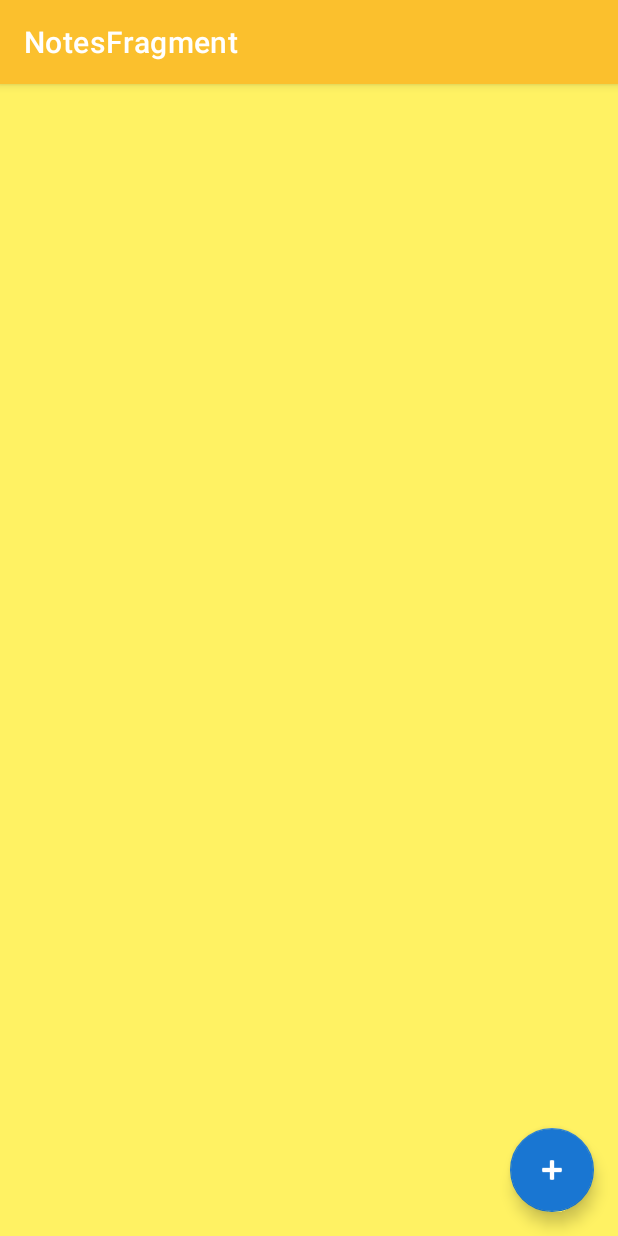
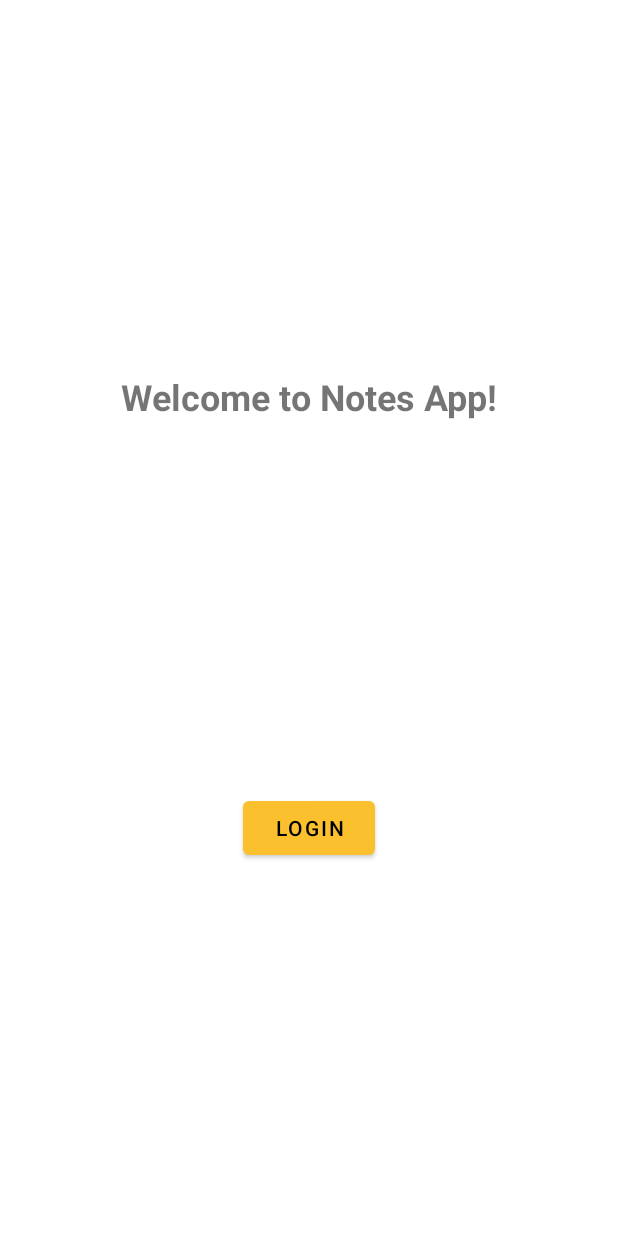
Before and after one commit to saurabh-somani/NotesApp, an Android app: the screen it shows after launch (MainActivity before the commit, FirebaseSignInActivity after it), on a phone screen of 412 x 824 dp. Run offline under Robolectric (Android 15) with nearby library versions, the phone set to English and light mode, and no system bars; our stand-ins replace Dagger/Hilt's generated code, Firebase (no records; nobody signed in at launch, a user with empty details on screens opened directly), data binding; libraries missing offline, so code that uses them is left out: com.firebase.ui.

Commit message:
Added Firebase authentication and crashlytics. Added signing configs for debug and release builds.

```diff
--- /dev/null
+++ b/app/src/main/java/com/saurabhsomani/notesapp/ui/FirebaseSignInActivity.kt
@@ -0,0 +1,195 @@
+package com.saurabhsomani.notesapp.ui
+
+import android.content.Intent
+import android.os.Bundle
+import android.util.Log
+import androidx.appcompat.app.AppCompatActivity
+import androidx.databinding.DataBindingUtil
+import com.firebase.ui.auth.AuthUI
+import com.firebase.ui.auth.ErrorCodes
+import com.firebase.ui.auth.FirebaseAuthUIActivityResultContract
+import com.firebase.ui.auth.data.model.FirebaseAuthUIAuthenticationResult
+import com.google.android.material.snackbar.Snackbar
+import com.google.firebase.auth.FirebaseAuth
+import com.google.firebase.auth.FirebaseUser
+import com.saurabhsomani.notesapp.R
+import com.saurabhsomani.notesapp.databinding.ActivityFirebaseSignInBinding
+
+class FirebaseSignInActivity : AppCompatActivity() {
+
+    private lateinit var binding: ActivityFirebaseSignInBinding
+    private val signInLauncher = registerForActivityResult(
+        FirebaseAuthUIActivityResultContract()
+    ) { res ->
+        this.onSignInResult(res)
+    }
+
+    override fun onCreate(savedInstanceState: Bundle?) {
+        super.onCreate(savedInstanceState)
+        binding = DataBindingUtil.setContentView(this, R.layout.activity_firebase_sign_in)
+
+        if (FirebaseAuth.getInstance().currentUser != null) {
+            navigateToMainActivity()
+        }
+
+        binding.loginBtn.setOnClickListener {
+            Log.d(TAG, "loginBtn clicked: ")
+            createAndLaunchSignInIntent()
+        }
+    }
+
+    private fun createAndLaunchSignInIntent() {
+        // Choose authentication providers
+        val providers = listOf(
+            AuthUI.IdpConfig.GoogleBuilder().build(),
+            AuthUI.IdpConfig.EmailBuilder().build()
+        )
+
+        // Create sign-in intent
+        val signInIntent = AuthUI.getInstance()
+            .createSignInIntentBuilder()
+            .setAvailableProviders(providers)
+            .setTheme(R.style.Theme_NotesApp)
+            .build()
+
+        signInLauncher.launch(signInIntent)
+    }
+
+    private fun onSignInResult(result: FirebaseAuthUIAuthenticationResult) {
+        val response = result.idpResponse
+        Log.d(TAG, "onSignInResult: ${result.resultCode}")
+        Log.d(TAG, "onSignInResult: $response")
+        if (result.resultCode == RESULT_OK) {
+            // Successfully signed in
+            val user = FirebaseAuth.getInstance().currentUser
+            // ...
+            updateUI(user)
+        } else {
+            // Sign in failed
+            if (response == null) {
+                // User pressed back button
+                showSnackbar(R.string.sign_in_cancelled)
+                return
+            }
+
+            if (response.error?.errorCode == ErrorCodes.NO_NETWORK) {
+                showSnackbar(R.string.no_internet_connection)
+                return
+            }
+
+            showSnackbar(R.string.unknown_error)
+        }
+    }
+
+    private fun showSnackbar(messageResId: Int) {
+        Snackbar.make(binding.root, messageResId, Snackbar.LENGTH_SHORT).show()
+    }
+
+    private fun updateUI(currentUser: FirebaseUser?) {
+        Log.d(TAG, "updateUI: $currentUser")
+        currentUser?.let {
+            navigateToMainActivity()
+        }
+    }
+
+    private fun navigateToMainActivity() {
+        val intent = Intent(this, MainActivity::class.java)
+        startActivity(intent)
+    }
+
+    //    private fun signOut() {
+//        // [START auth_fui_signout]
+//        AuthUI.getInstance()
+//            .signOut(this)
+//            .addOnCompleteListener {
+//                // ...
+//            }
+//        // [END auth_fui_signout]
+//    }
+
+//    private fun delete() {
+//        // [START auth_fui_delete]
+//        AuthUI.getInstance()
+//            .delete(this)
+//            .addOnCompleteListener {
+//                // ...
+//            }
+//        // [END auth_fui_delete]
+//    }
+
+//    private fun themeAndLogo() {
+//        val providers = emptyList<AuthUI.IdpConfig>()
+//
+//        // [START auth_fui_theme_logo]
+//        val signInIntent = AuthUI.getInstance()
+//            .createSignInIntentBuilder()
+//            .setAvailableProviders(providers)
+//            .setLogo(R.drawable.my_great_logo) // Set logo drawable
+//            .setTheme(R.style.MySuperAppTheme) // Set theme
+//            .build()
+//        signInLauncher.launch(signInIntent)
+//        // [END auth_fui_theme_logo]
+//    }
+
+//    private fun privacyAndTerms() {
+//        val providers = emptyList<AuthUI.IdpConfig>()
+//        // [START auth_fui_pp_tos]
+//        val signInIntent = AuthUI.getInstance()
+//            .createSignInIntentBuilder()
+//            .setAvailableProviders(providers)
+//            .setTosAndPrivacyPolicyUrls(
+//                "https://example.com/terms.html",
+//                "https://example.com/privacy.html")
+//            .build()
+//        signInLauncher.launch(signInIntent)
+//        // [END auth_fui_pp_tos]
+//    }
+
+//    open fun emailLink() {
+//        // [START auth_fui_email_link]
+//        val actionCodeSettings = ActionCodeSettings.newBuilder()
+//            .setAndroidPackageName( /* yourPackageName= */
+//                "...",  /* installIfNotAvailable= */
+//                true,  /* minimumVersion= */
+//                null)
+//            .setHandleCodeInApp(true) // This must be set to true
+//            .setUrl("https://google.com") // This URL needs to be whitelisted
+//            .build()
+//
+//        val providers = listOf(
+//            AuthUI.IdpConfig.EmailBuilder()
+//                .enableEmailLinkSignIn()
+//                .setActionCodeSettings(actionCodeSettings)
+//                .build()
+//        )
+//        val signInIntent = AuthUI.getInstance()
+//            .createSignInIntentBuilder()
+//            .setAvailableProviders(providers)
+//            .build()
+//        signInLauncher.launch(signInIntent)
+//        // [END auth_fui_email_link]
+//    }
+//
+//    open fun catchEmailLink() {
+//        val providers: List<AuthUI.IdpConfig> = emptyList()
+//
+//        // [START auth_fui_email_link_catch]
+//        if (AuthUI.canHandleIntent(intent)) {
+//            val extras = intent.extras ?: return
+//            val link = extras.getString(ExtraConstants.EMAIL_LINK_SIGN_IN)
+//            if (link != null) {
+//                val signInIntent = AuthUI.getInstance()
+//                    .createSignInIntentBuilder()
+//                    .setEmailLink(link)
+//                    .setAvailableProviders(providers)
+//                    .build()
+//                signInLauncher.launch(signInIntent)
+//            }
+//        }
+//        // [END auth_fui_email_link_catch]
+//    }
+
+    companion object {
+        private const val TAG = "FirebaseSignInActivity"
+    }
+}
--- /dev/null
+++ b/app/src/main/res/layout/activity_firebase_sign_in.xml
@@ -0,0 +1,33 @@
+<?xml version="1.0" encoding="utf-8"?>
+<layout xmlns:android="http://schemas.android.com/apk/res/android"
+    xmlns:app="http://schemas.android.com/apk/res-auto"
+    xmlns:tools="http://schemas.android.com/tools">
+
+    <androidx.constraintlayout.widget.ConstraintLayout
+        android:layout_width="match_parent"
+        android:layout_height="match_parent"
+        tools:context=".ui.FirebaseSignInActivity">
+
+        <TextView
+            android:id="@+id/loginTitle"
+            android:layout_width="wrap_content"
+            android:layout_height="wrap_content"
+            android:text="@string/login_screen_text"
+            android:textSize="24sp"
+            android:textStyle="bold"
+            app:layout_constraintBottom_toTopOf="@id/loginBtn"
+            app:layout_constraintEnd_toEndOf="parent"
+            app:layout_constraintStart_toStartOf="parent"
+            app:layout_constraintTop_toTopOf="parent" />
+
+        <Button
+            android:id="@+id/loginBtn"
+            android:layout_width="wrap_content"
+            android:layout_height="wrap_content"
+            android:text="@string/login_button_text"
+            app:layout_constraintBottom_toBottomOf="parent"
+            app:layout_constraintEnd_toEndOf="parent"
+            app:layout_constraintStart_toStartOf="parent"
+            app:layout_constraintTop_toBottomOf="@id/loginTitle" />
+    </androidx.constraintlayout.widget.ConstraintLayout>
+</layout>
--- a/app/src/main/res/values-night/themes.xml
+++ b/app/src/main/res/values-night/themes.xml
@@ -1,6 +1,6 @@
 <resources xmlns:tools="http://schemas.android.com/tools">
     <!-- Base application theme. -->
-    <style name="Theme.NotesApp" parent="Theme.MaterialComponents.DayNight.DarkActionBar">
+    <style name="Theme.NotesApp" parent="Theme.MaterialComponents.DayNight.NoActionBar">
         <!-- Primary brand color. -->
         <item name="colorPrimary">@color/yellow_primary</item>
         <item name="colorPrimaryVariant">@color/yellow_primary_variant</item>
@@ -12,5 +12,6 @@
         <!-- Status bar color. -->
         <item name="android:statusBarColor" tools:targetApi="l">?attr/colorPrimaryVariant</item>
         <!-- Customize your theme here. -->
+        <item name="android:textColorPrimary">@color/white</item>
     </style>
 </resources>
--- a/app/src/main/res/values/strings.xml
+++ b/app/src/main/res/values/strings.xml
@@ -5,4 +5,11 @@
     <string name="snackbar_on_item_delete_text">Note deleted</string>
     <string name="snackbar_on_item_delete_action_text">Undo</string>
     <string name="note_detail_timestamp_text">Created: %1$s</string>
+    <string name="login_button_text">Login</string>
+    <string name="login_screen_text">Welcome to Notes App!</string>
+    <string name="sign_in_cancelled">Sign in cancelled</string>
+    <string name="no_internet_connection">Internet connection not available</string>
+    <string name="unknown_error">Unknown error</string>
+    <string name="overflow_menu_sign_out">Sign out</string>
+    <string name="overflow_menu_test_crash">Test crash</string>
 </resources>
--- a/app/src/main/res/values/themes.xml
+++ b/app/src/main/res/values/themes.xml
@@ -1,6 +1,6 @@
 <resources xmlns:tools="http://schemas.android.com/tools">
     <!-- Base application theme. -->
-    <style name="Theme.NotesApp" parent="Theme.MaterialComponents.DayNight.DarkActionBar">
+    <style name="Theme.NotesApp" parent="Theme.MaterialComponents.DayNight.NoActionBar">
         <!-- Primary brand color. -->
         <item name="colorPrimary">@color/yellow_primary</item>
         <item name="colorPrimaryVariant">@color/yellow_primary_variant</item>
@@ -12,5 +12,6 @@
         <!-- Status bar color. -->
         <item name="android:statusBarColor" tools:targetApi="l">?attr/colorPrimaryVariant</item>
         <!-- Customize your theme here. -->
+        <item name="android:textColorPrimary">@color/white</item>
     </style>
 </resources>
--- a/build.gradle
+++ b/build.gradle
@@ -17,6 +17,8 @@ buildscript {
         classpath "org.jetbrains.kotlin:kotlin-gradle-plugin:1.6.10"
         classpath "com.google.dagger:hilt-android-gradle-plugin:$hiltVersion"
         classpath "androidx.navigation:navigation-safe-args-gradle-plugin:$navVersion"
+        classpath 'com.google.gms:google-services:4.3.10'
+        classpath 'com.google.firebase:firebase-crashlytics-gradle:2.8.1'
 
         // NOTE: Do not place your application dependencies here; they belong
         // in the individual module build.gradle files
```
Also changed, not shown: app/build.gradle (+30 -0 lines), app/src/main/AndroidManifest.xml (+7 -2 lines), app/src/main/java/com/saurabhsomani/notesapp/ui/MainActivity.kt (+34 -0 lines), app/src/main/java/com/saurabhsomani/notesapp/ui/NoteDetailFragment.kt (+12 -0 lines), app/src/main/res/layout/main_activity.xml (+13 -1 lines), app/src/main/res/menu/overflow_menu.xml (added, +15 -0 lines), 5 other files.
